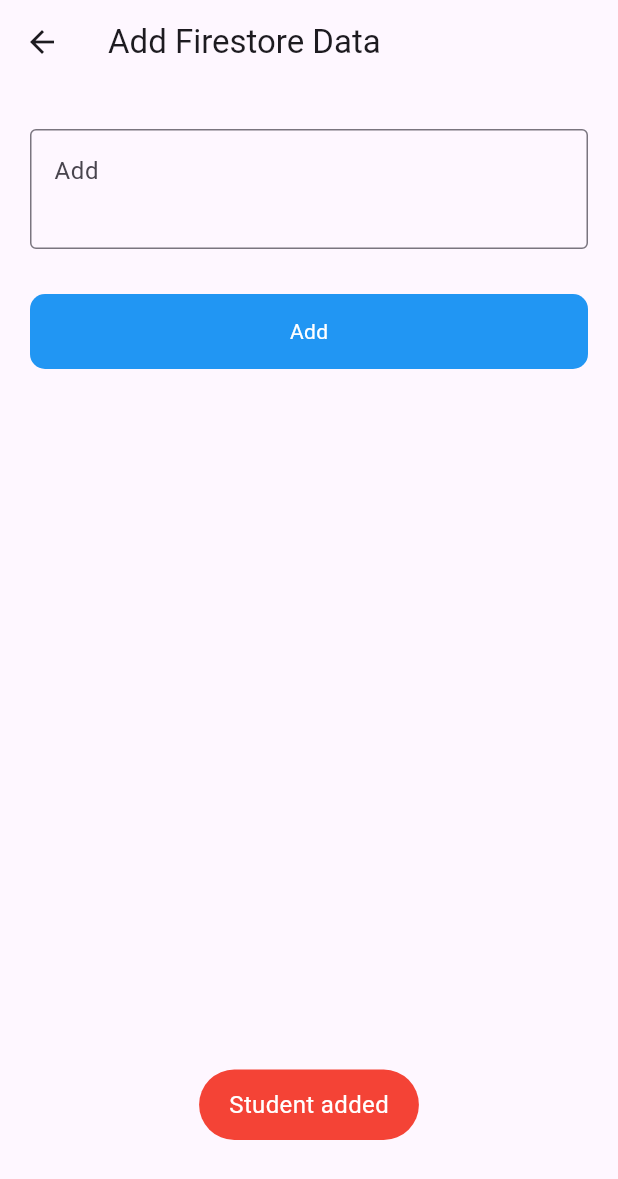
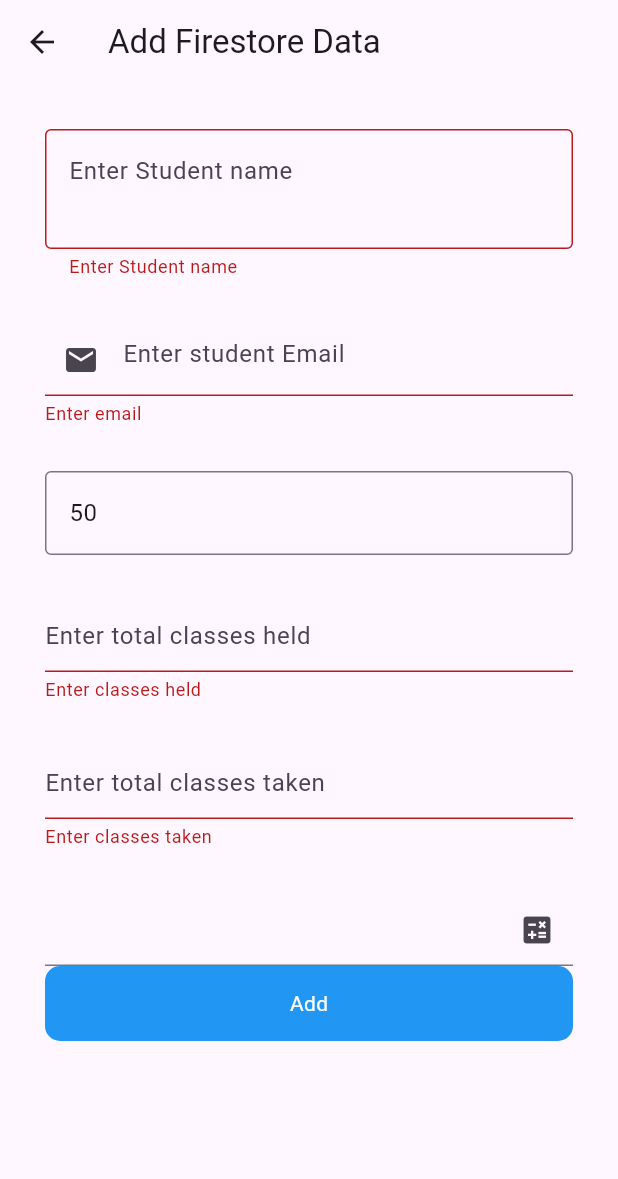
Before and after one commit to Shaikh-Saqlain-Ahmad/Firebase-integration, a Flutter app: the AddFirestoreData screen opened directly, after a tap on "Add", on a phone screen of 412 x 824 dp. Shown: the top 1179 px of the screen. Run offline on Flutter 3.47's test engine with Material 2 defaults, Android fonts, the phone set to English and light mode, and no system bars; our stand-ins replace cloud_firestore, firebase_auth, firebase_core, firebase_database, fluttertoast; accounts and stored records are empty.

Commit message:
admin panel completed

```diff
--- a/lib/ui/firestore/add-firestore.dart
+++ b/lib/ui/firestore/add-firestore.dart
@@ -12,7 +12,13 @@ class AddFirestoreData extends StatefulWidget {
 
 class _AddFirestoreDataState extends State<AddFirestoreData> {
   bool isLoading = false;
+  final _formKey = GlobalKey<FormState>();
   final postController = TextEditingController();
+  final emailController = TextEditingController();
+  final classesHeldController = TextEditingController();
+  final classesTaken = TextEditingController();
+  final attendanceController = TextEditingController();
+
   final firestore = FirebaseFirestore.instance.collection('students');
   @override
   Widget build(BuildContext context) {
@@ -20,6 +26,11 @@ class _AddFirestoreDataState extends State<AddFirestoreData> {
       appBar: AppBar(title: Text('Add Firestore Data')),
       body: Padding(
         padding: const EdgeInsets.symmetric(horizontal: 20),
+        child: Form(
+          key: _formKey,
+          child: Padding(
+            padding: const EdgeInsets.symmetric(horizontal: 10),
+            child: SingleChildScrollView(
               child: Column(
                 children: [
                   SizedBox(
@@ -29,22 +40,101 @@ class _AddFirestoreDataState extends State<AddFirestoreData> {
                     controller: postController,
                     maxLines: 2,
                     decoration: InputDecoration(
-                  hintText: 'Add', border: OutlineInputBorder()),
+                        hintText: 'Enter Student name',
+                        border: OutlineInputBorder()),
+                    validator: (value) {
+                      if (value!.isEmpty) {
+                        return 'Enter Student name';
+                      }
+                      return null;
+                    },
                   ),
                   SizedBox(
                     height: 30,
+                  ),
+                  TextFormField(
+                    controller: emailController,
+                    keyboardType: TextInputType.emailAddress,
+                    decoration: InputDecoration(
+                      hintText: 'Enter student Email',
+                      prefixIcon: Icon(Icons.email),
+                    ),
+                    validator: (value) {
+                      if (value!.isEmpty) {
+                        return 'Enter email';
+                      }
+                      return null;
+                    },
+                  ),
+                  SizedBox(
+                    height: 30,
+                  ),
+                  TextFormField(
+                    controller: TextEditingController(text: '50'),
+                    decoration: InputDecoration(
+                      hintText: 'Fixed Value',
+                      border: OutlineInputBorder(),
+                    ),
+                    readOnly: true, // Make it read-only
+                  ),
+                  SizedBox(
+                    height: 30,
+                  ),
+                  TextFormField(
+                    controller: classesHeldController,
+                    decoration: InputDecoration(
+                      hintText: 'Enter total classes held',
+                    ),
+                    validator: (value) {
+                      if (value!.isEmpty) {
+                        return 'Enter classes held';
+                      }
+                      return null;
+                    },
+                  ),
+                  SizedBox(
+                    height: 30,
+                  ),
+                  TextFormField(
+                    controller: classesTaken,
+                    decoration: InputDecoration(
+                      hintText: 'Enter total classes taken',
+                    ),
+                    validator: (value) {
+                      if (value!.isEmpty) {
+                        return 'Enter classes taken';
+                      }
+                      return null;
+                    },
+                  ),
+                  SizedBox(
+                    height: 30,
+                  ),
+                  TextFormField(
+                    controller: attendanceController,
+                    readOnly: true,
+                    decoration: InputDecoration(
+                        suffixIcon: IconButton(
+                      onPressed: () {
+                        calculateAndDisplay();
+                      },
+                      icon: Icon(Icons.calculate),
+                    )),
                   ),
                   RoundButton(
                       title: "Add",
                       loading: isLoading,
                       ontap: () {
+                        if (_formKey.currentState!.validate()) {
                           setState(() {
                             isLoading = true;
                           });
-                  String id = DateTime.now().millisecondsSinceEpoch.toString();
+                          String id =
+                              DateTime.now().millisecondsSinceEpoch.toString();
                           firestore.doc(id).set({
                             'name': postController.text.toString(),
-                    'id': id
+                            'id': id,
+                            'email': emailController.text.toString(),
                           }).then((value) {
                             setState(() {
                               isLoading = false;
@@ -56,10 +146,21 @@ class _AddFirestoreDataState extends State<AddFirestoreData> {
                             });
                             Utils().toastMessage(error.toString());
                           });
+                        }
                       })
                 ],
               ),
             ),
+          ),
+        ),
+      ),
     );
   }
+
+  void calculateAndDisplay() {
+    int classestaken = int.tryParse(classesTaken.text) ?? 0;
+    int classesHeld = int.tryParse(classesHeldController.text) ?? 0;
+    double percentage = (classestaken / classesHeld) * 100;
+    attendanceController.text = percentage.toString();
   }
+}
```
Lines whose indentation alone changed are shown as unchanged.
